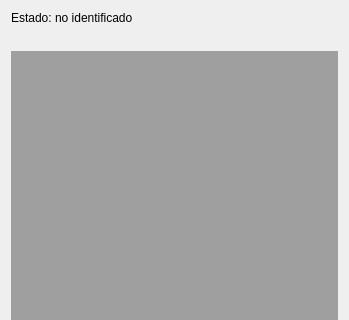
The window that main.ui (G9999/motion-detector-client) describes before a commit, drawn with Qt 5; both pictures show x 0 to 349 and y 0 to 320 of the 349 by 632 pixel window.
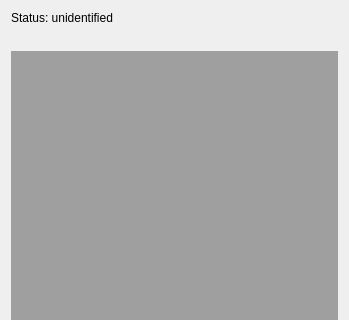
The same window after the commit. Icons and pictures are not drawn.

Commit message: Separate ui and py files.

The edit to the form file:
```diff
--- a/main.ui
+++ b/main.ui
@@ -17,7 +17,7 @@
    <item>
     <widget class="QLabel" name="labelStatus">
      <property name="text">
-      <string>Estado: no identificado</string>
+      <string>Status: unidentified</string>
      </property>
     </widget>
    </item>
```
Left out of the diff: 22 changed lines with no effect on the pictures. The commit also changes 3 other files.
